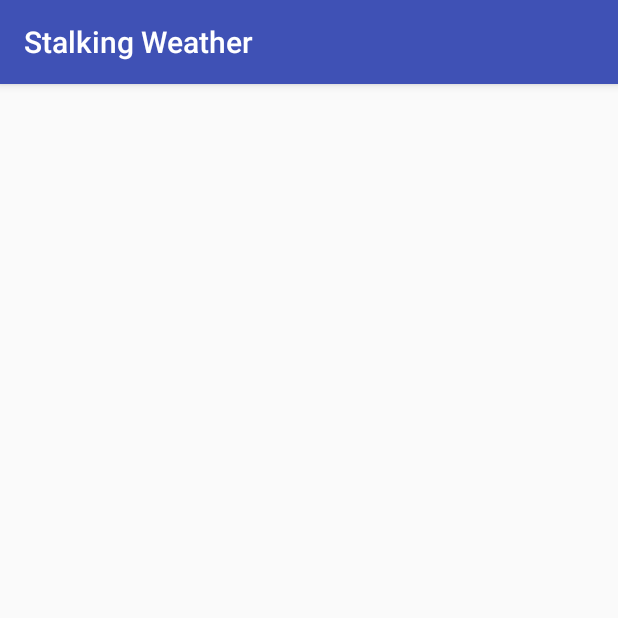
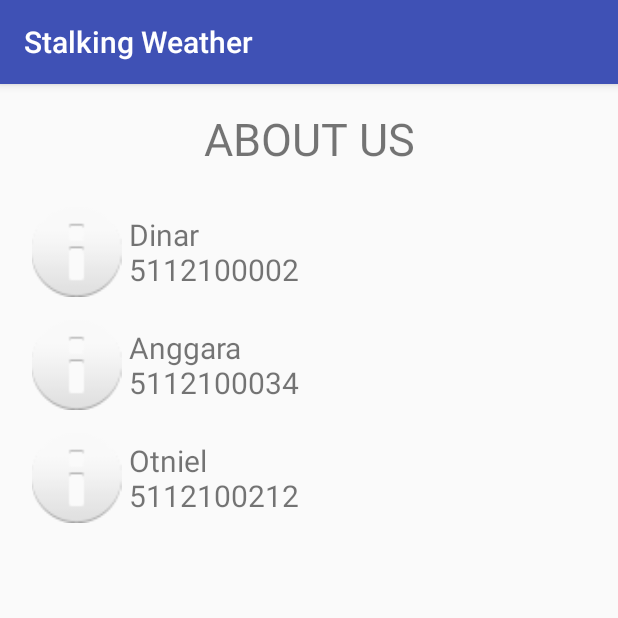
Before and after one commit to stef-ang/StalkingWeather, an Android app: the InfoActivity screen opened directly, with no data from a screen before it, on a phone screen of 412 x 824 dp, the top half of it. Run offline under Robolectric (Android 15) with nearby library versions, the phone set to English and light mode, and no system bars.

Commit message:
detail layout

```diff
--- a/app/src/main/res/layout/activity_info.xml
+++ b/app/src/main/res/layout/activity_info.xml
@@ -1,10 +1,65 @@
 <?xml version="1.0" encoding="utf-8"?>
-<RelativeLayout xmlns:android="http://schemas.android.com/apk/res/android"
+<LinearLayout xmlns:android="http://schemas.android.com/apk/res/android"
     xmlns:tools="http://schemas.android.com/tools" android:layout_width="match_parent"
     android:layout_height="match_parent" android:paddingLeft="@dimen/activity_horizontal_margin"
     android:paddingRight="@dimen/activity_horizontal_margin"
     android:paddingTop="@dimen/activity_vertical_margin"
     android:paddingBottom="@dimen/activity_vertical_margin"
+    android:orientation="vertical"
     tools:context="com.stef_developer.stalkingweather.activities.InfoActivity">
+    <TextView
+        android:layout_width="match_parent"
+        android:layout_height="wrap_content"
+        android:text="ABOUT US"
+        android:textSize="30dp"
+        android:gravity="center"
+        android:layout_marginBottom="25dp"/>
+    <LinearLayout
+        android:layout_width="match_parent"
+        android:layout_height="wrap_content"
+        android:orientation="horizontal"
+        android:layout_marginBottom="15dp">
+        <ImageView
+            android:layout_width="70dp"
+            android:layout_height="60dp"
+            android:src="@android:drawable/ic_dialog_info"/>
+        <TextView
+            android:layout_width="wrap_content"
+            android:layout_height="wrap_content"
+            android:text="Dinar\n5112100002"
+            android:layout_gravity="center"
+            android:textSize="20dp"/>
+    </LinearLayout>
+    <LinearLayout
+        android:layout_width="match_parent"
+        android:layout_height="wrap_content"
+        android:orientation="horizontal"
+        android:layout_marginBottom="15dp">
+        <ImageView
+            android:layout_width="70dp"
+            android:layout_height="60dp"
+            android:src="@android:drawable/ic_dialog_info"/>
+        <TextView
+            android:layout_width="wrap_content"
+            android:layout_height="wrap_content"
+            android:text="Anggara\n5112100034"
+            android:layout_gravity="center"
+            android:textSize="20dp"/>
+    </LinearLayout>
+    <LinearLayout
+        android:layout_width="match_parent"
+        android:layout_height="wrap_content"
+        android:orientation="horizontal">
+        <ImageView
+            android:layout_width="70dp"
+            android:layout_height="60dp"
+            android:src="@android:drawable/ic_dialog_info"/>
+        <TextView
+            android:layout_width="wrap_content"
+            android:layout_height="wrap_content"
+            android:text="Otniel\n5112100212"
+            android:layout_gravity="center"
+            android:textSize="20dp"/>
+    </LinearLayout>
 
-</RelativeLayout>
+</LinearLayout>
```
